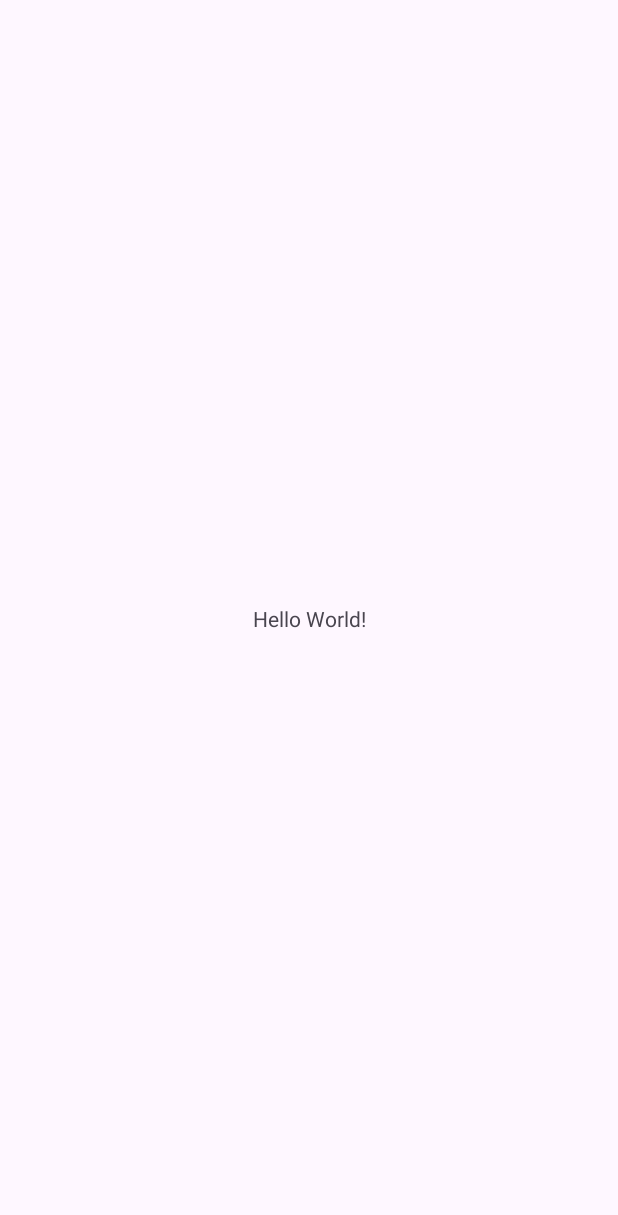
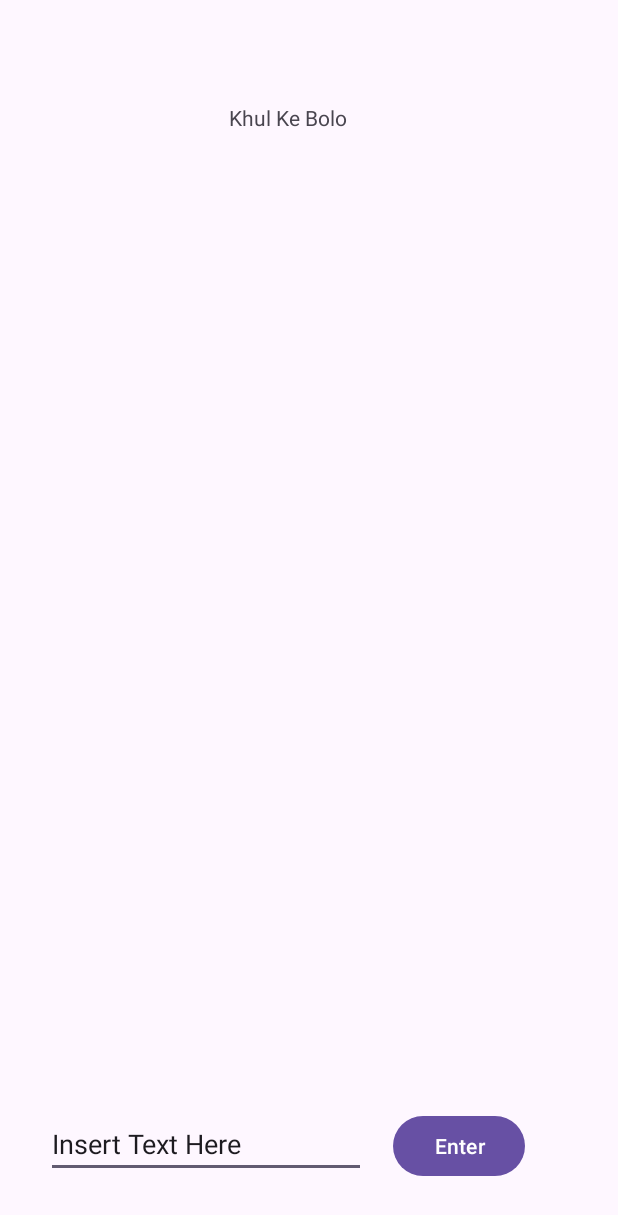
Before and after one commit to nalin360/khulKeBolo, an Android app: the screen it shows after launch (MainActivity), on a phone screen of 412 x 824 dp. Before the commit the part shown is almost empty. Shown: the top 1215 px of the screen. Run offline under Robolectric (Android 15) with nearby library versions, the phone set to English and light mode, and no system bars.

Commit message:
msain activity UI design added text view and button

```diff
--- a/app/src/main/res/layout/activity_main.xml
+++ b/app/src/main/res/layout/activity_main.xml
@@ -7,12 +7,41 @@
     tools:context=".MainActivity">
 
     <TextView
+        android:id="@+id/khulkebolo"
         android:layout_width="wrap_content"
         android:layout_height="wrap_content"
-        android:text="Hello World!"
+        android:text="Khul Ke Bolo"
         app:layout_constraintBottom_toBottomOf="parent"
         app:layout_constraintEnd_toEndOf="parent"
+        app:layout_constraintHorizontal_bias="0.457"
         app:layout_constraintStart_toStartOf="parent"
-        app:layout_constraintTop_toTopOf="parent" />
+        app:layout_constraintTop_toTopOf="parent"
+        app:layout_constraintVertical_bias="0.085" />
+
+    <EditText
+        android:id="@+id/insertText"
+        android:layout_width="wrap_content"
+        android:layout_height="wrap_content"
+        android:ems="10"
+        android:inputType="text"
+        android:text="Insert Text Here"
+        app:layout_constraintBottom_toBottomOf="parent"
+        app:layout_constraintEnd_toEndOf="parent"
+        app:layout_constraintHorizontal_bias="0.154"
+        app:layout_constraintStart_toStartOf="parent"
+        app:layout_constraintTop_toTopOf="parent"
+        app:layout_constraintVertical_bias="0.95" />
+
+    <Button
+        android:id="@+id/button"
+        android:layout_width="wrap_content"
+        android:layout_height="wrap_content"
+        android:text="Enter"
+        app:layout_constraintBottom_toBottomOf="parent"
+        app:layout_constraintEnd_toEndOf="parent"
+        app:layout_constraintHorizontal_bias="0.809"
+        app:layout_constraintStart_toStartOf="parent"
+        app:layout_constraintTop_toTopOf="parent"
+        app:layout_constraintVertical_bias="0.954" />
 
 </androidx.constraintlayout.widget.ConstraintLayout>
```
